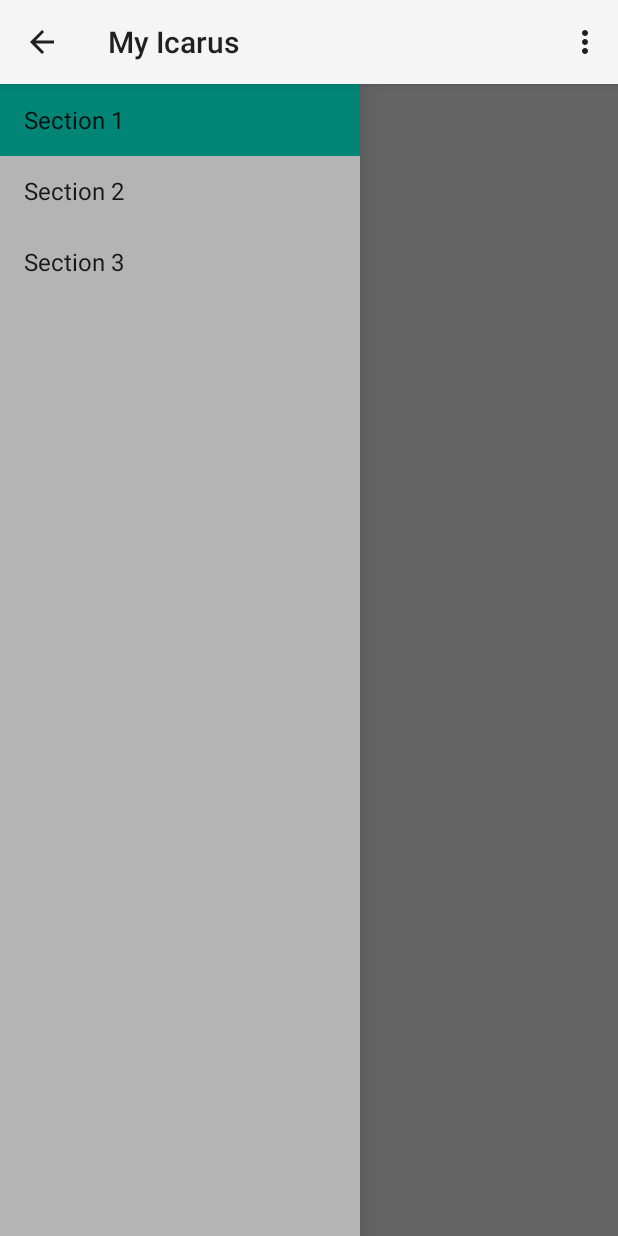
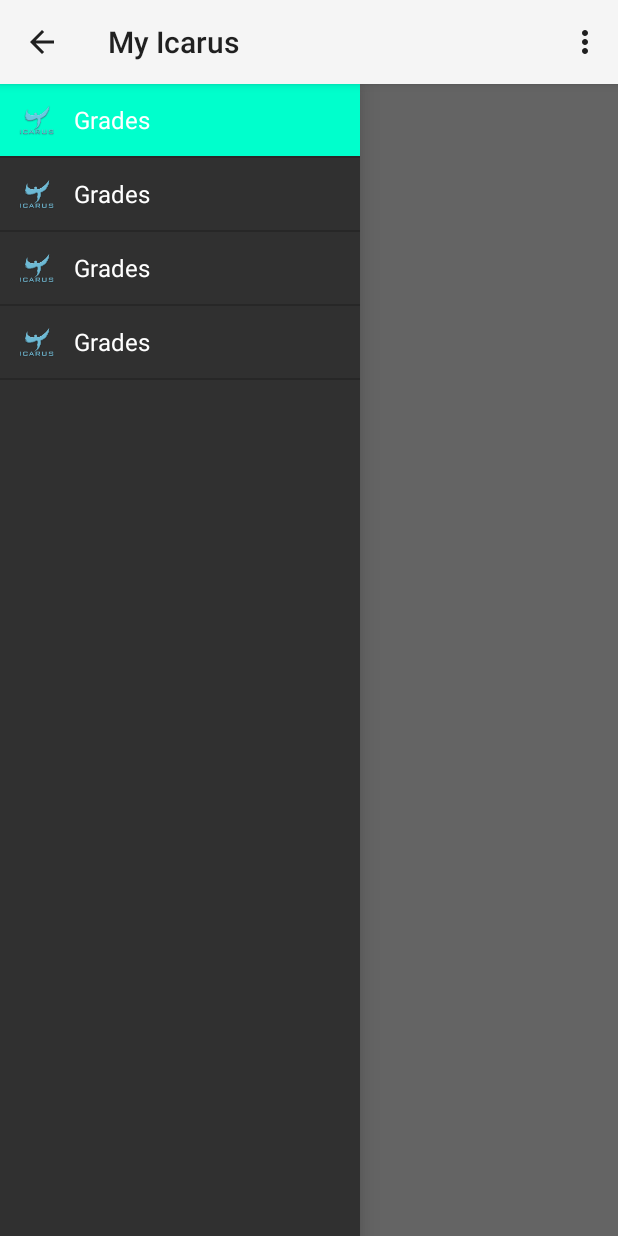
Before and after one commit to AegeanHawks/MobileIcarus, an Android app: the MainActivity screen opened directly, with no data from a screen before it, on a phone screen of 412 x 824 dp. Run offline under Robolectric (Android 15) with nearby library versions, the phone set to English and light mode, and no system bars; 2 statements that could not run were skipped.

Commit message:
Updated navigation drawer This navigation drawer is based on the model from androidhive.info

```diff
--- /dev/null
+++ b/app/src/main/java/gr/rambou/myicarus/CustomNavigationAdapter.java
@@ -0,0 +1,69 @@
+package gr.rambou.myicarus;
+
+import android.content.Context;
+import android.util.Log;
+import android.view.LayoutInflater;
+import android.view.View;
+import android.view.ViewGroup;
+import android.widget.ArrayAdapter;
+import android.widget.ImageView;
+import android.widget.TextView;
+
+import java.util.List;
+
+/**
+ * Created by darknight on 1/17/2015.
+ */
+public class CustomNavigationAdapter extends ArrayAdapter<NavigationRowItem> {
+    Context context;
+
+    public CustomNavigationAdapter(Context context, int resourceId, //resourceId=your layout
+                                   List<NavigationRowItem> items) {
+        super(context, resourceId, items);
+        this.context = context;
+    }
+
+    /*private view holder class*/
+    private class ViewHolder {
+        ImageView imageView;
+        TextView txtTitle;
+    }
+
+    public View getView(int position, View convertView, ViewGroup parent) {
+        ViewHolder holder = null;
+        NavigationRowItem rowItem = getItem(position);
+
+        LayoutInflater mInflater = (LayoutInflater) context
+                .getSystemService(Context.LAYOUT_INFLATER_SERVICE);
+        if (convertView == null) {
+            convertView = mInflater.inflate(R.layout.navigation_row_item, null);
+            holder = new ViewHolder();
+            holder.txtTitle = (TextView) convertView.findViewById(R.id.myTextView);
+            holder.imageView = (ImageView) convertView.findViewById(R.id.customimageView1);
+            convertView.setTag(holder);
+        } else
+            holder = (ViewHolder) convertView.getTag();
+
+        holder.txtTitle.setText(rowItem.getTitle());
+        holder.imageView.setImageResource(rowItem.getImageId());
+
+        return convertView;
+        /*LayoutInflater mInflater = (LayoutInflater) context
+                .getSystemService(Context.LAYOUT_INFLATER_SERVICE);
+        ViewHolder holder;
+        if (convertView == null) {
+            holder = new ViewHolder();
+            convertView = mInflater.inflate(R.layout.navigation_row_item,
+                    null);
+            holder.imageView = (ImageView) convertView
+                    .findViewById(R.id.customimageView1);
+
+            convertView.setTag(holder);
+        } else {
+            holder = (ViewHolder) convertView.getTag();
+        }
+
+        holder.imageView.setImageResource(rowItem.getImageId()
+        return convertView;*/
+    }
+}
--- a/app/src/main/java/gr/rambou/myicarus/MainActivity.java
+++ b/app/src/main/java/gr/rambou/myicarus/MainActivity.java
@@ -57,17 +57,32 @@ public class MainActivity extends ActionBarActivity
                 .replace(R.id.container, PlaceholderFragment.newInstance(position + 1))
                 .commit();
     }
+    private void ChangeFragment(Fragment newFragment)
+    {
+        FragmentTransaction transaction = getSupportFragmentManager().beginTransaction();
+
+        // Replace whatever is in the fragment_container view with this fragment,
+        // and add the transaction to the back stack so the user can navigate back
+        transaction.replace(R.id.container, newFragment);
+        transaction.addToBackStack(null);
+
+        // Commit the transaction
+        transaction.commit();
+    }
 
     public void onSectionAttached(int number) {
         switch (number) {
             case 1:
                 mTitle = getString(R.string.title_section1);
+                //ChangeFragment(argvar);
                 break;
             case 2:
                 mTitle = getString(R.string.title_section2);
+                //ChangeFragment(argvar);
                 break;
             case 3:
                 mTitle = getString(R.string.title_section3);
+                //ChangeFragment(argvar);
                 break;
         }
     }
--- a/app/src/main/java/gr/rambou/myicarus/NavigationDrawerFragment.java
+++ b/app/src/main/java/gr/rambou/myicarus/NavigationDrawerFragment.java
@@ -1,5 +1,6 @@
 package gr.rambou.myicarus;
 
+import android.content.res.TypedArray;
 import android.support.v7.app.ActionBarActivity;
 import android.app.Activity;
 import android.support.v7.app.ActionBar;
@@ -21,6 +22,8 @@ import android.widget.AdapterView;
 import android.widget.ArrayAdapter;
 import android.widget.ListView;
 import android.widget.Toast;
+
+import java.util.ArrayList;
 
 /**
  * Fragment used for managing interactions for and presentation of a navigation drawer.
@@ -89,23 +92,47 @@ public class NavigationDrawerFragment extends Fragment {
     @Override
     public View onCreateView(LayoutInflater inflater, ViewGroup container,
                              Bundle savedInstanceState) {
+
+        //region Initialize ListView
         mDrawerListView = (ListView) inflater.inflate(
                 R.layout.fragment_navigation_drawer, container, false);
+        //endregion
+
+        //region Set ListView Listener
         mDrawerListView.setOnItemClickListener(new AdapterView.OnItemClickListener() {
             @Override
             public void onItemClick(AdapterView<?> parent, View view, int position, long id) {
                 selectItem(position);
             }
         });
-        mDrawerListView.setAdapter(new ArrayAdapter<String>(
+        //endregion
+
+        //region Get menu titles and icons
+        String[] navMenuTitles = getResources().getStringArray(R.array.nav_drawer_items);
+        TypedArray navMenuIcons= getResources().obtainTypedArray(R.array.nav_drawer_icons);
+
+        ArrayList<NavigationRowItem> rowItems = new ArrayList<NavigationRowItem>();
+
+        //Needs to change
+        //rowItems.add(new NavigationRowItem("test", R.drawable.ic_launcher));
+        rowItems.add(new NavigationRowItem(navMenuTitles[0], navMenuIcons.getResourceId(0, -1)));
+        rowItems.add(new NavigationRowItem(navMenuTitles[0], navMenuIcons.getResourceId(0, -1)));
+        rowItems.add(new NavigationRowItem(navMenuTitles[0], navMenuIcons.getResourceId(0, -1)));
+        rowItems.add(new NavigationRowItem(navMenuTitles[0], navMenuIcons.getResourceId(0, -1)));
+
+        //endregion
+
+        //region Set ListView Adapter
+        mDrawerListView.setAdapter(new CustomNavigationAdapter(
                 getActionBar().getThemedContext(),
-                android.R.layout.simple_list_item_activated_1,
-                android.R.id.text1,
-                new String[]{
-                        getString(R.string.title_section1),
-                        getString(R.string.title_section2),
-                        getString(R.string.title_section3),
-                }));
+                R.layout.navigation_row_item,
+                rowItems
+                 ));
+        //endregion
+
+        // Recycle the typed array
+        navMenuIcons.recycle();
+
         mDrawerListView.setItemChecked(mCurrentSelectedPosition, true);
         return mDrawerListView;
     }
--- /dev/null
+++ b/app/src/main/java/gr/rambou/myicarus/NavigationRowItem.java
@@ -0,0 +1,25 @@
+package gr.rambou.myicarus;
+
+/**
+ * Created by darknight on 1/17/2015.
+ */
+public class NavigationRowItem {
+    String Title;
+    int ImageId;
+
+    public NavigationRowItem(String title, int imageId)
+    {
+        this.Title= title;
+        this.ImageId= imageId;
+    }
+
+    public String getTitle(){
+        return Title;
+    }
+
+    public int getImageId()
+    {
+        return ImageId;
+    }
+
+}
--- /dev/null
+++ b/app/src/main/res/drawable-mdpi/list_item_bg_normal.xml
@@ -0,0 +1,7 @@
+<shape xmlns:android="http://schemas.android.com/apk/res/android"
+    android:shape="rectangle">
+  <gradient
+      android:startColor="@color/list_background"
+      android:endColor="@color/list_background"
+      android:angle="90" />
+</shape>
--- /dev/null
+++ b/app/src/main/res/drawable-mdpi/list_item_bg_pressed.xml
@@ -0,0 +1,7 @@
+<shape xmlns:android="http://schemas.android.com/apk/res/android"
+    android:shape="rectangle">
+  <gradient
+      android:startColor="@color/list_background_pressed"
+      android:endColor="@color/list_background_pressed"
+      android:angle="90" />
+</shape>
--- /dev/null
+++ b/app/src/main/res/drawable-mdpi/list_selector.xml
@@ -0,0 +1,8 @@
+<?xml version="1.0" encoding="utf-8"?>
+<selector xmlns:android="http://schemas.android.com/apk/res/android">
+
+    <item android:drawable="@drawable/list_item_bg_normal" android:state_activated="false"/>
+    <item android:drawable="@drawable/list_item_bg_pressed" android:state_pressed="true"/>
+    <item android:drawable="@drawable/list_item_bg_pressed" android:state_activated="true"/>
+
+</selector>
--- a/app/src/main/res/layout/fragment_navigation_drawer.xml
+++ b/app/src/main/res/layout/fragment_navigation_drawer.xml
@@ -1,5 +1,21 @@
 <ListView xmlns:android="http://schemas.android.com/apk/res/android"
-    xmlns:tools="http://schemas.android.com/tools" android:layout_width="match_parent"
-    android:layout_height="match_parent" android:choiceMode="singleChoice"
-    android:divider="@android:color/transparent" android:dividerHeight="0dp"
-    android:background="#cccc" tools:context="gr.rambou.myicarus.NavigationDrawerFragment" />
+    xmlns:tools="http://schemas.android.com/tools"
+    android:layout_width="240dp"
+    android:layout_height="match_parent"
+    android:layout_gravity="start"
+    android:choiceMode="singleChoice"
+    android:divider="@color/list_divider"
+    android:dividerHeight="1dp"
+    android:listSelector="@drawable/list_selector"
+    android:background="@color/list_background"
+    tools:context="gr.rambou.myicarus.NavigationDrawerFragment" />
+
+    <!--
+    xmlns:tools="http://schemas.android.com/tools"
+    android:layout_width="match_parent"
+    android:layout_height="match_parent"
+    android:choiceMode="singleChoice"
+    android:divider="@android:color/transparent"
+    android:dividerHeight="0dp"
+    android:background="#cccc"
+    tools:context="gr.rambou.myicarus.NavigationDrawerFragment"-->
--- /dev/null
+++ b/app/src/main/res/layout/navigation_row_item.xml
@@ -0,0 +1,27 @@
+<?xml version="1.0" encoding="utf-8"?>
+<RelativeLayout  xmlns:android="http://schemas.android.com/apk/res/android"
+    android:id="@+id/navigation_layout_row_item"
+    android:layout_width="match_parent"
+    android:layout_height="48dp"
+    android:background="@drawable/list_selector">
+
+    <ImageView
+        android:id="@+id/customimageView1"
+        android:layout_width="25dp"
+        android:layout_height="wrap_content"
+        android:layout_alignParentLeft="true"
+        android:layout_marginLeft="12dp"
+        android:layout_marginRight="12dp"
+        android:layout_centerVertical="true" />
+
+    <TextView
+        android:id="@+id/myTextView"
+        android:layout_width="wrap_content"
+        android:layout_height="match_parent"
+        android:layout_toRightOf="@id/customimageView1"
+        android:minHeight="?android:attr/listPreferredItemHeightSmall"
+        android:textAppearance="?android:attr/textAppearanceListItemSmall"
+        android:textColor="@color/list_item_title"
+        android:gravity="center_vertical"
+        android:paddingRight="40dp"/>
+</RelativeLayout >
--- /dev/null
+++ b/app/src/main/res/values/color.xml
@@ -0,0 +1,9 @@
+<?xml version="1.0" encoding="utf-8"?>
+<resources>
+    <color name="list_item_title">#fff</color>
+    <color name="list_background">#303030</color>
+    <color name="list_background_pressed">#00FFCC</color>
+    <color name="list_divider">#272727</color>
+    <color name="counter_text_bg">#626262</color>
+    <color name="counter_text_color">#c5c4c4</color>
+</resources>
--- a/app/src/main/res/values/strings.xml
+++ b/app/src/main/res/values/strings.xml
@@ -15,4 +15,20 @@
     <string name="action_example">Example action</string>
     <string name="action_settings">Settings</string>
 
+    <!-- Nav Drawer Menu Items -->
+    <string-array name="nav_drawer_items">
+        <item >Grades</item>
+        <item >Find People</item>
+        <item >Photos</item>
+        <item >Communities</item>
+        <item >Pages</item>
+        <item >What\'s Hot</item>
+    </string-array>
+
+    <!-- Nav Drawer List Item Icons -->
+    <!-- Keep them in order as the titles are in -->
+    <array name="nav_drawer_icons">
+        <item>@drawable/ic_launcher</item>
+    </array>
+
 </resources>
```
